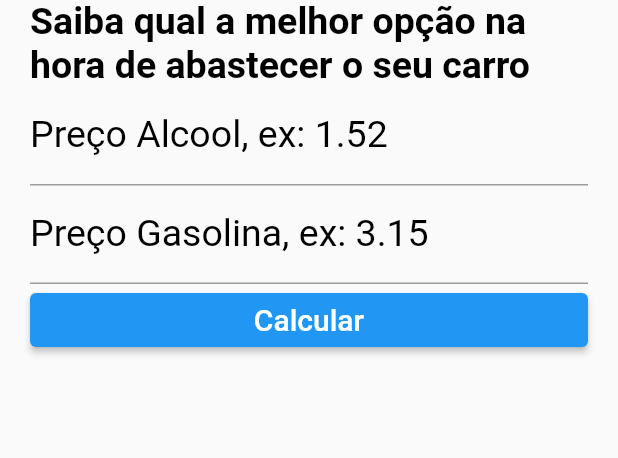
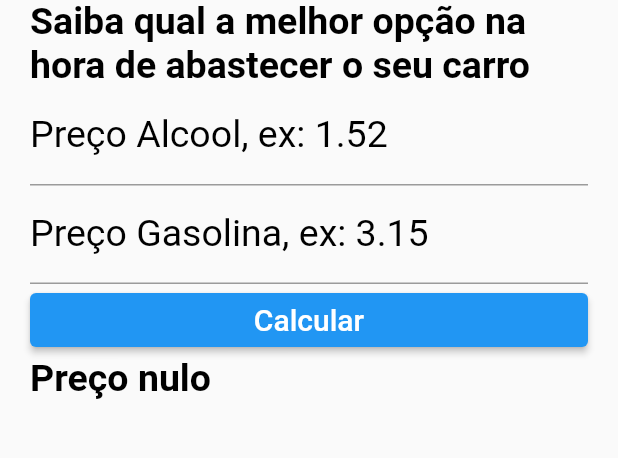
Before and after one commit to APmadruga/Flutter-Dart, a Flutter app: the screen it shows after launch, after a tap on "Calcular", on a phone screen of 412 x 824 dp, the part 533-991 px from its top. Run offline on Flutter 3.47's test engine with Material 2 defaults, Android fonts, the phone set to English and light mode, and no system bars.

Commit message:
cleaning field lines after calculate

```diff
--- a/alcool_ou_gasolina/lib/alcoolOuGasolina.dart
+++ b/alcool_ou_gasolina/lib/alcoolOuGasolina.dart
@@ -10,16 +10,25 @@ class AlcoolOuGasolina extends StatefulWidget {
 
 class _AlcoolOuGasolinaState extends State<AlcoolOuGasolina> {
   TextEditingController _textEditingControllerAlcool = TextEditingController();
-  TextEditingController _textEditingControllerGasolina =
-      TextEditingController();
-  String _textoResultado = '';
 
   calcular(String inputTextA, String inputTextG) {
     //method parse(inputTextA) does the same thing, but less safe.
     //[source].parse("invalid arg")
+    String temp = "";
 
     double precoAlcool = double.tryParse(inputTextA);
     double precoGasolina = double.tryParse(inputTextG);
+    if (precoAlcool == null || precoGasolina == null) {
+      temp = "Preço nulo";
+    } else {
+
+      precoAlcool / precoGasolina >= 0.7
+          ? temp = 'Compra Gasolina!'
+          : temp = 'Compra Alcool!';
+    }
+    setState(() {
+      _textoResultado = temp;
+    });
     print(precoAlcool.runtimeType);
     print(inputTextG);
 /*    If the [source] string is not a valid double literal, the [onError]
@@ -30,14 +39,21 @@ class _AlcoolOuGasolinaState extends State<AlcoolOuGasolina> {
     * The [onError] function is only invoked if [source] is a [String] with an
     * invalid format. It is not invoked if [source] is `null`.*/
     //with tryParse("invalid arg") it returns null allways.
-    String temp = "";
-    precoAlcool > precoGasolina ? temp = 'Compra Gasolina!' : temp = 'Compra Gasoleo!';
+    print(_textoResultado);
 
-    setState(() {
-      _textoResultado = temp;
-    });
-    print(_textoResultado);
+    _limparCampos();
   }
+
+  void _limparCampos(){
+    //quando é utilizado diretamente o TextEditingControler o metodo serState((){}) é chamado automaticamente não sendo necessario asua utilização para que o feito surja na view
+    _textEditingControllerAlcool.text = "";
+    _textEditingControllerGasolina.text = "";
+  }
+
+  TextEditingController _textEditingControllerGasolina =
+      TextEditingController();
+
+  String _textoResultado = '';
 
   @override
   Widget build(BuildContext context) {
```
Also changed, not shown: 1 other file.
